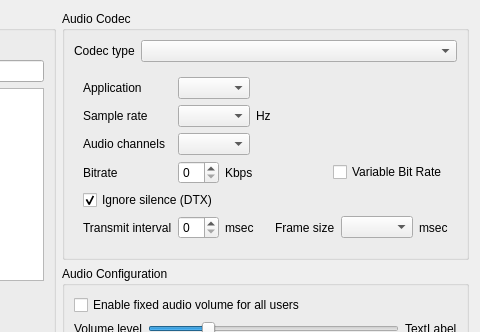
Vector1990/TeamTalk5, file Client/qtTeamTalk/channel.ui: the form before one commit; both pictures show x 321 to 801 and y 0 to 332 of the 801 by 602 pixel window.
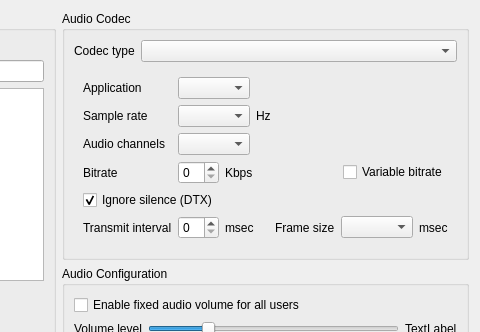
The form after the commit. The open tabs and pages were chosen to show the change.

Commit message: Bitrate in one word

The edit to the form file:
```diff
--- a/Client/qtTeamTalk/channel.ui
+++ b/Client/qtTeamTalk/channel.ui
@@ -676,7 +676,7 @@
                 <item>
                  <widget class="QCheckBox" name="opus_vbrCheckBox">
                   <property name="text">
-                   <string>Variable Bit Rate</string>
+                   <string>Variable bitrate</string>
                   </property>
                  </widget>
                 </item>
```
The commit also changes 2 other files.
